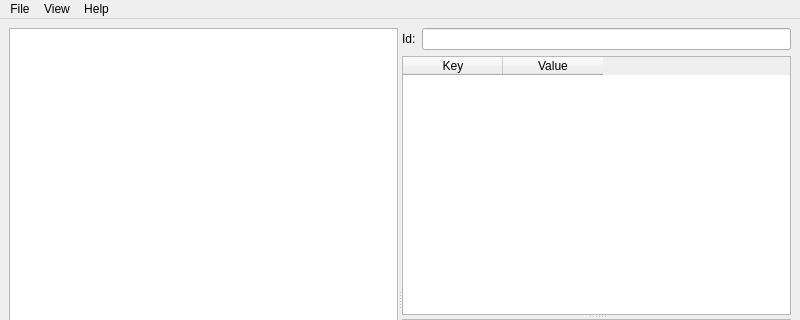
Old version of the form src/gascan/EditWindow.ui in the repository kuro/gas; both pictures show x 0 to 800 and y 0 to 320 of the 800 by 600 pixel window.
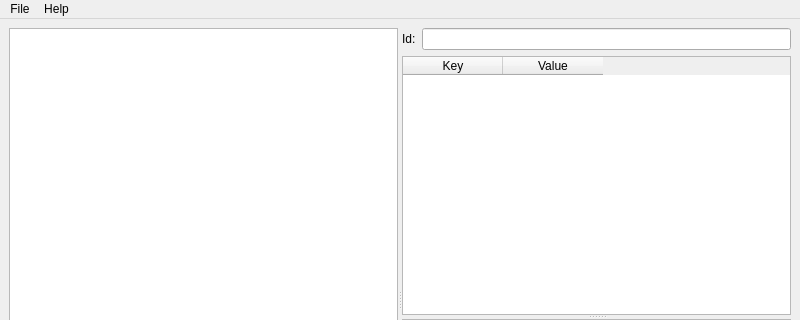
New version of the form.

What changed in the file:
```diff
--- a/src/gascan/EditWindow.ui
+++ b/src/gascan/EditWindow.ui
@@ -93,13 +93,10 @@
     <addaction name="actionOpen"/>
     <addaction name="actionExit"/>
     <addaction name="separator"/>
-    <addaction name="actionClose"/>
-   </widget>
-   <widget class="QMenu" name="menuView">
-    <property name="title">
-     <string>View</string>
-    </property>
-    <addaction name="actionHex"/>
+    <addaction name="save_action"/>
+    <addaction name="save_as_action"/>
+    <addaction name="separator"/>
+    <addaction name="exit_action"/>
    </widget>
    <widget class="QMenu" name="menuHelp">
     <property name="title">
@@ -108,7 +105,6 @@
     <addaction name="actionAbout"/>
    </widget>
    <addaction name="menuFile"/>
-   <addaction name="menuView"/>
    <addaction name="menuHelp"/>
   </widget>
   <widget class="QStatusBar" name="statusbar"/>
```
Left out of the diff: 41 changed lines with no effect on the pictures.
